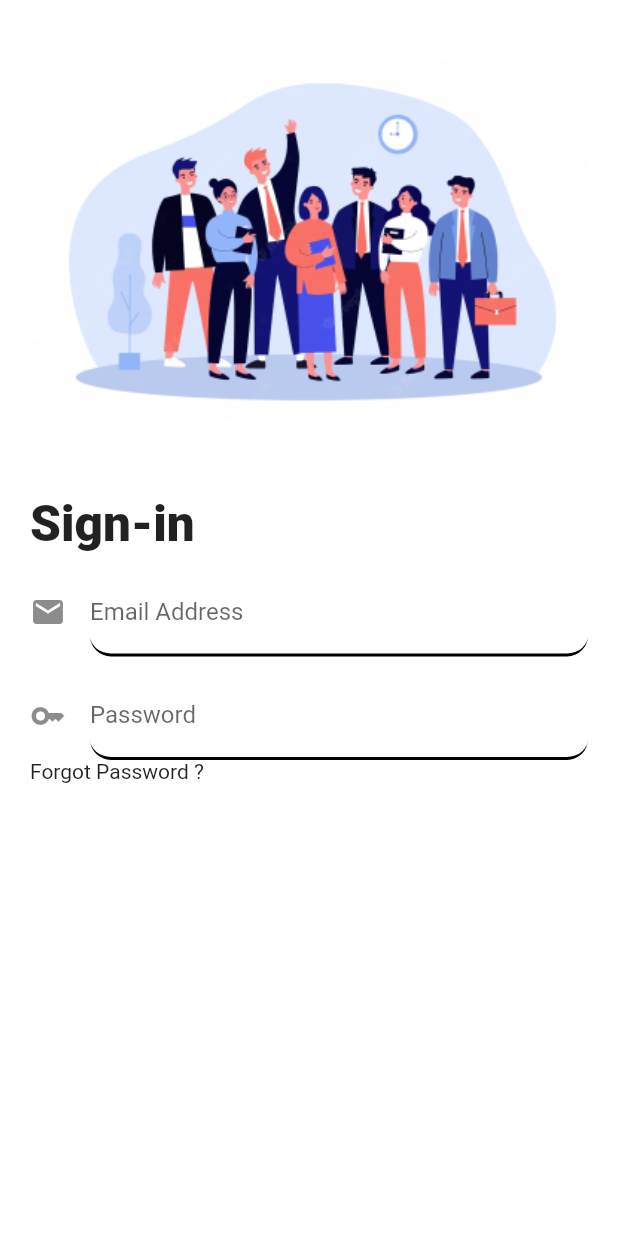
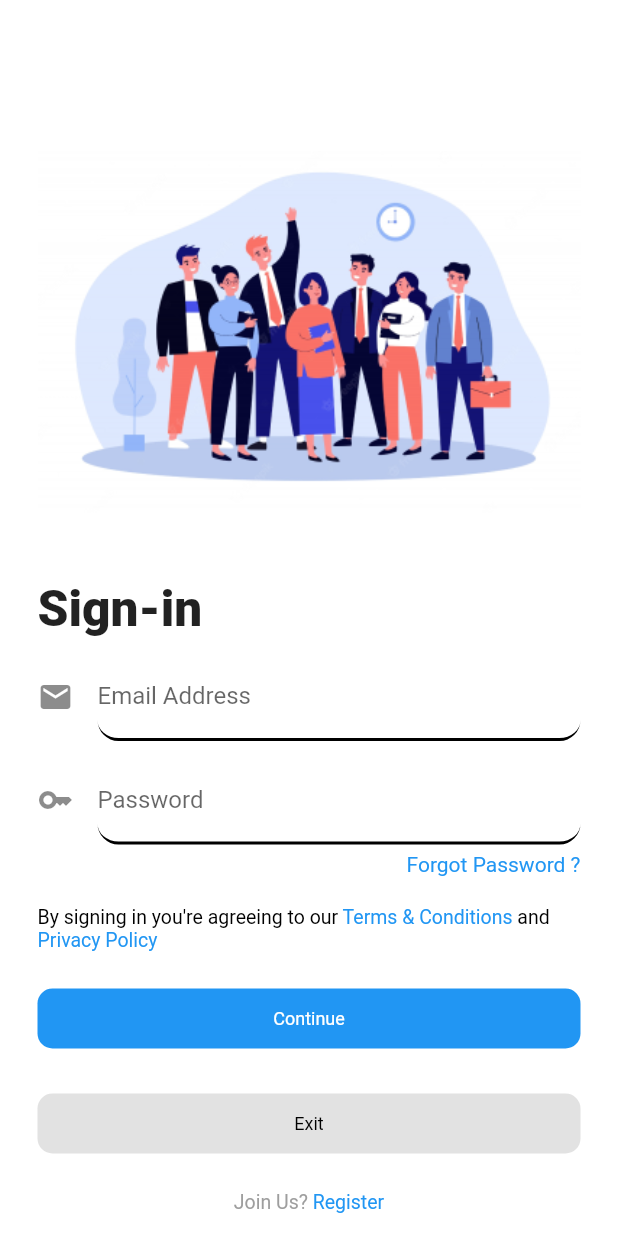
Before and after one commit to movinsilva/EMS, a Flutter app: the screen it shows after launch, on a phone screen of 412 x 824 dp. Run offline on Flutter 3.47's test engine with Material 2 defaults, Android fonts, the phone set to English and light mode, and no system bars; our stand-ins replace flutter_svg, google_fonts; Roboto replaces fonts that are missing (Google-inter).

Commit message:
login page done

```diff
--- a/lib/pages/login_page.dart
+++ b/lib/pages/login_page.dart
@@ -11,8 +11,11 @@ class LoginPage extends StatelessWidget {
 
     return Scaffold(
       body: Container(
-        padding: const EdgeInsets.only(left: 20, right: 20),
+        height: double.maxFinite,
+        padding: const EdgeInsets.only(left: 25, right: 25),
         color: Colors.white,
+        child: SingleChildScrollView(
+          reverse: true,
           child: Column(
             crossAxisAlignment: CrossAxisAlignment.start,
             children: [
@@ -27,21 +30,108 @@ class LoginPage extends StatelessWidget {
                 "Sign-in",
                 style: TextStyle(fontSize: 33, fontWeight: FontWeight.w800),
               ),
-            const SizedBox(height: 10,),
-            InputFormField(label: "Email Address", icon: Icons.email,),
-            SizedBox(height: 10,),
-            InputFormField(label: "Password", icon: Icons.key, obsecureText: true,),
+              const SizedBox(
+                height: 10,
+              ),
+              InputFormField(
+                label: "Email Address",
+                icon: Icons.email,
+              ),
+              SizedBox(
+                height: 10,
+              ),
+              InputFormField(
+                label: "Password",
+                icon: Icons.key,
+                obsecureText: true,
+              ),
+              SizedBox(
+                height: 5,
+              ),
               InkWell(
+                onTap: () {},
+                child: const Align(
+                  alignment: Alignment.centerRight,
+                  child: Text(
+                    "Forgot Password ?",
+                    style: TextStyle(
+                      color: Colors.blue,
+                    ),
+                  ),
+                ),
+              ),
+              SizedBox(
+                height: 20,
+              ),
+              RichText(
+                  text: const TextSpan(
+                      text: "By signing in you're agreeing to our ",
+                      style: TextStyle(fontSize: 13, color: Colors.black),
+                      children: <TextSpan>[
+                    TextSpan(
+                        text: "Terms & Conditions ",
+                        style: TextStyle(
+                          color: Colors.blue,
+                        )),
+                    TextSpan(text: "and "),
+                    TextSpan(
+                        text: "Privacy Policy",
+                        style: TextStyle(color: Colors.blue))
+                  ])),
+              SizedBox(height: 25,),
+              button("Continue", Colors.blue, Colors.white),
+              SizedBox(height: 30,),
+              button("Exit", Colors.grey.withOpacity(0.3), Colors.black),
+              SizedBox(height: 25,),
+              Center(
+                child: InkWell(
                   onTap: (){
 
                   },
-              child: Text(
-                "Forgot Password ?"
+                  child: RichText(text: TextSpan(
+                    text: "Join Us? ",
+                    style: TextStyle(
+                      color: Colors.grey,
+                      fontSize: 13
                     ),
+                    children: <TextSpan> [
+                      TextSpan(
+                        text: "Register",
+                        style: TextStyle(
+                          color: Colors.blue
                         )
+                      )
+                    ]
+                  )),
+                ),
+              ),
+              SizedBox(height: 15,)
             ],
+          ),
         ),
       ),
     );
   }
 }
+
+
+
+Widget button(String text, Color color, Color textColor) {
+  return Container(
+    height: 40,
+    decoration: BoxDecoration(
+      color: color,
+      borderRadius: BorderRadius.circular(10)
+    ),
+    child: Center(
+      child: Text(
+        text,
+        style: TextStyle(
+          color: textColor,
+          fontSize: 12
+        ),
+      ),
+    ),
+  );
+
+}
```
Lines whose indentation alone changed are shown as unchanged.
